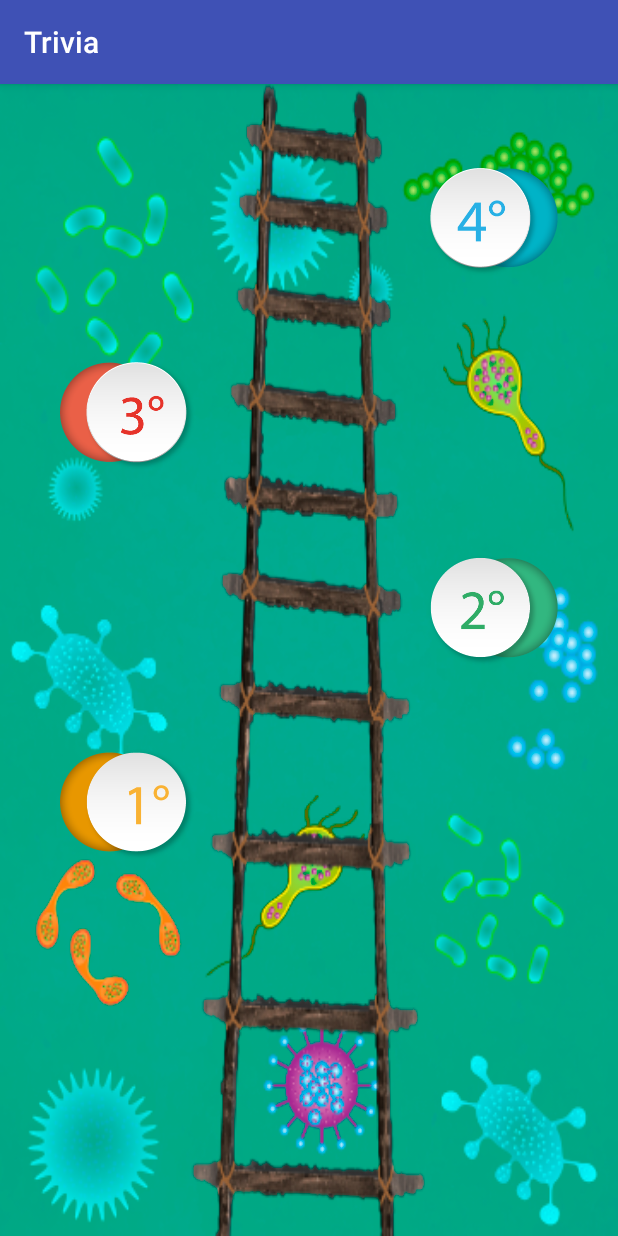
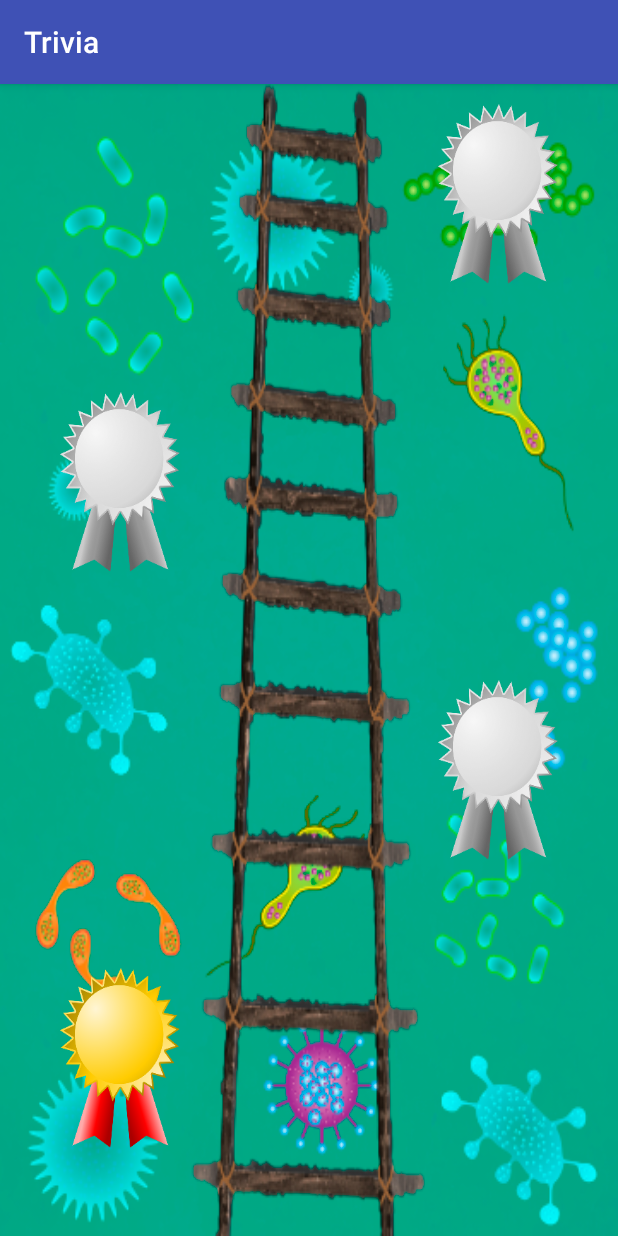
Before and after one commit to jmoris/Trivia, an Android app: the NivelActivty screen opened directly, with no data from a screen before it, on a phone screen of 412 x 824 dp. Run offline under Robolectric (Android 15) with nearby library versions, the phone set to English and light mode, and no system bars.

Commit message:
Niveles y resolución mejorada

```diff
--- a/app/build.gradle
+++ b/app/build.gradle
@@ -23,5 +23,6 @@ dependencies {
     compile fileTree(dir: 'libs', include: ['*.jar'])
     testCompile 'junit:junit:4.12'
     compile 'com.android.support:appcompat-v7:23.4.0'
+    compile 'com.android.support:percent:23.3.0'
     compile 'com.google.android.gms:play-services-appindexing:8.1.0'
 }
--- /dev/null
+++ b/app/src/main/java/mumencos/trivia/ProportionalImageView.java
@@ -0,0 +1,32 @@
+package mumencos.trivia;
+
+import android.content.Context;
+import android.graphics.drawable.Drawable;
+import android.util.AttributeSet;
+import android.widget.ImageView;
+
+public class ProportionalImageView extends ImageView {
+
+    public ProportionalImageView(Context context) {
+        super(context);
+    }
+
+    public ProportionalImageView(Context context, AttributeSet attrs) {
+        super(context, attrs);
+    }
+
+    public ProportionalImageView(Context context, AttributeSet attrs, int defStyle) {
+        super(context, attrs, defStyle);
+    }
+
+    @Override
+    protected void onMeasure(int widthMeasureSpec, int heightMeasureSpec) {
+        Drawable d = getDrawable();
+        if (d != null) {
+            int w = MeasureSpec.getSize(widthMeasureSpec);
+            int h = w * d.getIntrinsicHeight() / d.getIntrinsicWidth();
+            setMeasuredDimension(w, h);
+        }
+        else super.onMeasure(widthMeasureSpec, heightMeasureSpec);
+    }
+}
--- a/app/src/main/res/layout/nivel.xml
+++ b/app/src/main/res/layout/nivel.xml
@@ -5,57 +5,118 @@
     android:background="@drawable/nivelbg"
     android:orientation="vertical">
 
+    <Space
+        android:layout_width="20px"
+        android:layout_height="20px" />
+
     <LinearLayout
         android:orientation="horizontal"
         android:layout_width="match_parent"
-        android:layout_height="wrap_content">
+        android:layout_height="0dp"
+        android:gravity="right"
+        android:layout_weight="1">
+
+        <mumencos.trivia.ProportionalImageView
+            android:layout_width="80dp"
+            android:layout_height="100dp"
+            android:id="@+id/imageView"
+            android:layout_gravity="right"
+            android:background="@drawable/animalitofeliz"
+            android:layout_marginRight="120dp"
+            android:alpha="0" />
+
+        <ImageButton
+            android:layout_width="80dp"
+            android:layout_height="120dp"
+            android:id="@+id/imageButton"
+            android:background="@drawable/medalla_inactiva"
+            android:layout_gravity="right"
+            android:layout_marginRight="40dp" />
 
     </LinearLayout>
 
     <Space
         android:layout_width="20px"
-        android:layout_height="80px" />
+        android:layout_height="20px" />
 
-    <ImageButton
-        android:layout_width="wrap_content"
-        android:layout_height="wrap_content"
-        android:id="@+id/imageButton"
-        android:background="@drawable/nivel4"
-        android:layout_gravity="right"
-        android:layout_marginRight="40dp" />
+    <LinearLayout
+        android:orientation="horizontal"
+        android:layout_width="match_parent"
+        android:layout_height="0dp"
+        android:gravity="left"
+        android:layout_weight="1">>
+
+        <ImageButton
+            android:layout_width="80dp"
+            android:layout_height="120dp"
+            android:id="@+id/imageButton2"
+            android:background="@drawable/medalla_inactiva"
+            android:layout_marginLeft="40dp" />
+
+        <mumencos.trivia.ProportionalImageView
+            android:layout_width="80dp"
+            android:layout_height="100dp"
+            android:id="@+id/imageView2"
+            android:layout_gravity="right"
+            android:background="@drawable/animalitofeliz"
+            android:layout_marginLeft="120dp"
+            android:alpha="0" />
+    </LinearLayout>
 
     <Space
         android:layout_width="20px"
-        android:layout_height="80px" />
+        android:layout_height="20px" />
 
-    <ImageButton
-        android:layout_width="wrap_content"
-        android:layout_height="wrap_content"
-        android:id="@+id/imageButton2"
-        android:background="@drawable/nivel3"
-        android:layout_marginLeft="40dp" />
+    <LinearLayout
+        android:orientation="horizontal"
+        android:layout_width="match_parent"
+        android:layout_height="0dp"
+        android:gravity="right"
+        android:layout_weight="1">>
+
+        <mumencos.trivia.ProportionalImageView
+            android:layout_width="80dp"
+            android:layout_height="100dp"
+            android:id="@+id/imageView3"
+            android:layout_gravity="right"
+            android:background="@drawable/animalitofeliz"
+            android:layout_marginRight="120dp"
+            android:alpha="0" />
+
+        <ImageButton
+            android:layout_width="80dp"
+            android:layout_height="120dp"
+            android:id="@+id/imageButton3"
+            android:background="@drawable/medalla_inactiva"
+            android:layout_gravity="right"
+            android:layout_marginRight="40dp" />
+    </LinearLayout>
 
     <Space
         android:layout_width="20px"
-        android:layout_height="80px" />
+        android:layout_height="20px" />
 
-    <ImageButton
-        android:layout_width="wrap_content"
-        android:layout_height="wrap_content"
-        android:id="@+id/imageButton3"
-        android:background="@drawable/nivel2"
-        android:layout_gravity="right"
-        android:layout_marginRight="40dp" />
+    <LinearLayout
+        android:orientation="horizontal"
+        android:layout_width="match_parent"
+        android:layout_height="0dp"
+        android:layout_weight="1">>
 
-    <Space
-        android:layout_width="20px"
-        android:layout_height="80px" />
+        <ImageButton
+            android:layout_width="80dp"
+            android:layout_height="120dp"
+            android:id="@+id/imageButton4"
+            android:background="@drawable/medalla"
+            android:layout_marginLeft="40dp" />
 
-    <ImageButton
-        android:layout_width="wrap_content"
-        android:layout_height="wrap_content"
-        android:id="@+id/imageButton4"
-        android:background="@drawable/nivel1"
-        android:layout_marginLeft="40dp" />
+        <mumencos.trivia.ProportionalImageView
+            android:layout_width="80dp"
+            android:layout_height="100dp"
+            android:id="@+id/imageView4"
+            android:layout_gravity="right"
+            android:background="@drawable/animalitofeliz"
+            android:layout_marginLeft="120dp"
+            android:alpha="0" />
+    </LinearLayout>
 
 </LinearLayout>
--- a/build.gradle
+++ b/build.gradle
@@ -6,7 +6,6 @@ buildscript {
     }
     dependencies {
         classpath 'com.android.tools.build:gradle:2.1.2'
-
         // NOTE: Do not place your application dependencies here; they belong
         // in the individual module build.gradle files
     }
```
Also changed, not shown: app/src/main/java/mumencos/trivia/NivelActivty.java (+47 -0 lines), app/src/main/res/layout/activity_main.xml (+48 -18 lines), app/src/main/res/drawable-xxhdpi/animalitofeliz.png (added), app/src/main/res/drawable-xxhdpi/medalla.png (added), app/src/main/res/drawable-xxhdpi/medalla_inactiva.png (added).
